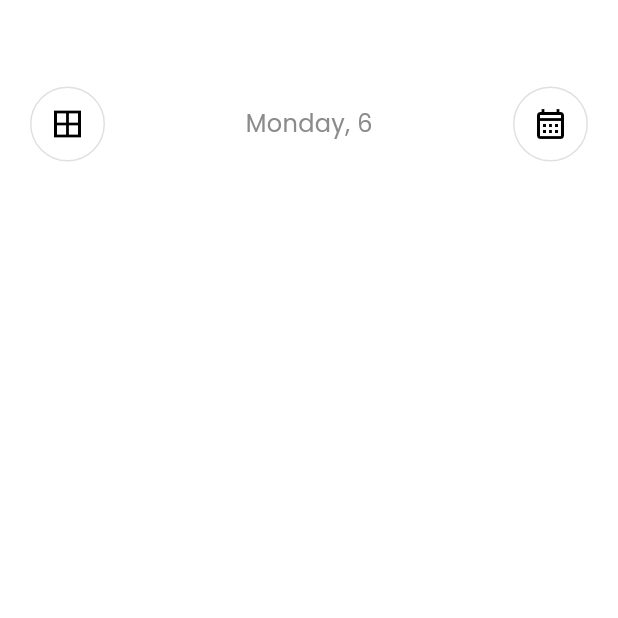
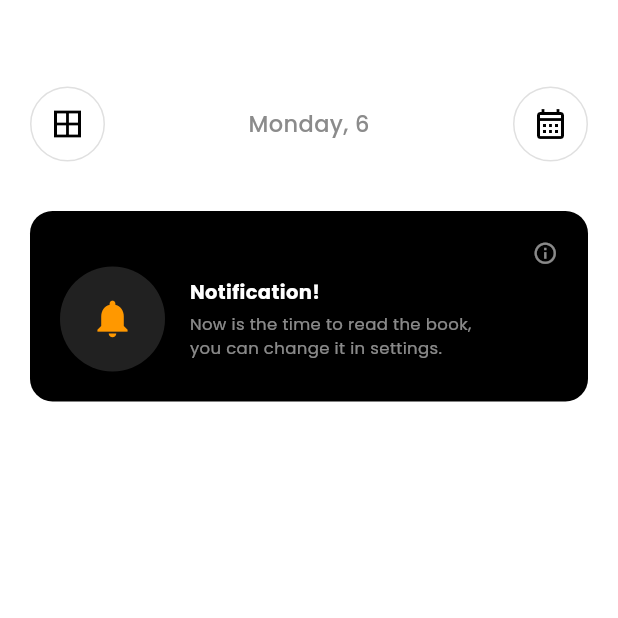
Before and after one commit to Denzel101/habit_tracker, a Flutter app: the screen it shows after launch, on a phone screen of 412 x 824 dp, the top half of it. Run offline on Flutter 3.47's test engine with Material 3 defaults, Android fonts, the phone set to English and light mode, and no system bars; our stand-ins replace bloc, google_fonts; generated files the repository leaves out were written again.

Commit message:
Created home notification widget

```diff
--- a/lib/constants/app_styles.dart
+++ b/lib/constants/app_styles.dart
@@ -1,3 +1,16 @@
+import 'package:flutter/material.dart';
+import 'package:habit_tracker/constants/constants.dart';
+
 class AppStyles {
   static const double kAppPadding = 20;
+  static TextStyle kTextLabelStyle1 = const TextStyle(
+    color: AppColors.textGrey,
+    fontSize: 15,
+    fontWeight: FontWeight.w500,
+  );
+
+  static TextStyle kTextLabelStyle2 = const TextStyle(
+    color: Colors.white54,
+    fontSize: 11,
+  );
 }
--- a/lib/home/view/screens/home_screen.dart
+++ b/lib/home/view/screens/home_screen.dart
@@ -16,23 +16,79 @@ class HomeScreen extends StatelessWidget {
             SizedBox(
               height: size.height * 0.07,
             ),
-            const Row(
+            Row(
               mainAxisAlignment: MainAxisAlignment.spaceBetween,
               children: [
-                ActionButton(
+                const ActionButton(
                   icon: Icons.border_all_outlined,
                 ),
                 Text(
                   'Monday, 6',
-                  style: TextStyle(
-                    color: AppColors.textGrey,
-                    fontSize: 16,
-                  ),
+                  style: AppStyles.kTextLabelStyle1,
                 ),
-                ActionButton(
+                const ActionButton(
                   icon: Icons.calendar_month_outlined,
                 ),
               ],
+            ),
+            SizedBox(
+              height: size.height * 0.04,
+            ),
+            Container(
+              padding: const EdgeInsets.all(AppStyles.kAppPadding),
+              width: size.width,
+              decoration: BoxDecoration(
+                color: Colors.black,
+                borderRadius: BorderRadius.circular(15),
+              ),
+              child: Column(
+                children: [
+                  const Align(
+                    alignment: Alignment.centerRight,
+                    child: Icon(
+                      Icons.info_outline,
+                      color: Colors.white54,
+                      size: 17,
+                    ),
+                  ),
+                  Row(
+                    children: [
+                      CircleAvatar(
+                        radius: 35,
+                        backgroundColor: Colors.grey.shade900,
+                        child: const Icon(
+                          Icons.notifications,
+                          size: 30,
+                          color: Colors.orange,
+                        ),
+                      ),
+                      SizedBox(
+                        width: size.width * 0.04,
+                      ),
+                      Column(
+                        crossAxisAlignment: CrossAxisAlignment.start,
+                        mainAxisAlignment: MainAxisAlignment.center,
+                        spacing: size.height * 0.005,
+                        children: [
+                          const Text(
+                            'Notification!',
+                            style: TextStyle(
+                              fontSize: 13,
+                              fontWeight: FontWeight.bold,
+                              color: Colors.white,
+                            ),
+                          ),
+                          Text(
+                            'Now is the time to read the book,\nyou can '
+                            'change it in settings.',
+                            style: AppStyles.kTextLabelStyle2,
+                          ),
+                        ],
+                      ),
+                    ],
+                  ),
+                ],
+              ),
             ),
           ],
         ),
--- a/lib/theme/app_theme.dart
+++ b/lib/theme/app_theme.dart
@@ -3,6 +3,7 @@ import 'package:google_fonts/google_fonts.dart';
 
 class AppTheme {
   static final ThemeData lightTheme = ThemeData(
+    brightness: Brightness.light,
     scaffoldBackgroundColor: Colors.white,
     primaryColor: Colors.black,
     visualDensity: VisualDensity.adaptivePlatformDensity,
```
